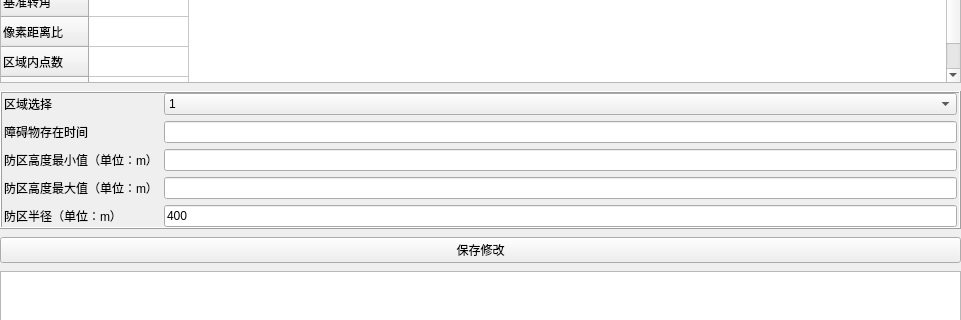
Before: the Qt Designer form src/qt-viewer/UI/src/setroi.ui in ljy-biubiu/ls_ws_ros2, drawn with Qt 5; both pictures show x 0 to 961 and y 202 to 522 of the 961 by 730 pixel window.
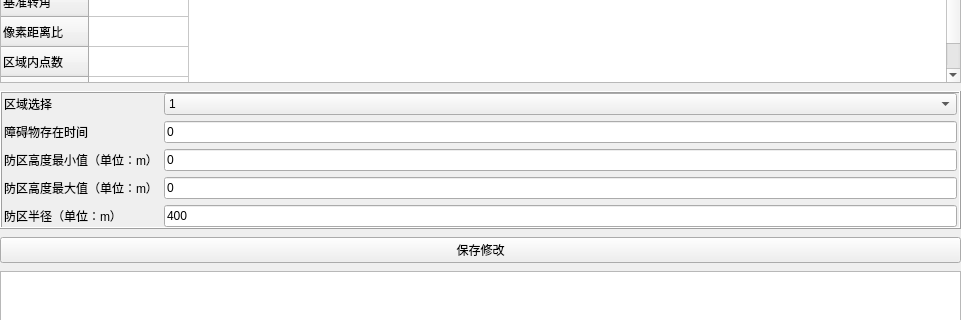
After: the same form once the commit is applied. Custom widgets are drawn as their Qt base class.

The edit to the form file:
```diff
--- a/src/qt-viewer/UI/src/setroi.ui
+++ b/src/qt-viewer/UI/src/setroi.ui
@@ -172,7 +172,11 @@
              </widget>
             </item>
             <item row="1" column="1">
-             <widget class="QLineEdit" name="lineEdit_times"/>
+             <widget class="QLineEdit" name="lineEdit_times">
+              <property name="text">
+               <string>0</string>
+              </property>
+             </widget>
             </item>
             <item row="2" column="0">
              <widget class="QLabel" name="label_3">
@@ -181,9 +185,6 @@
               </property>
              </widget>
             </item>
-            <item row="3" column="1">
-             <widget class="QLineEdit" name="lineEdit_Area_height_max"/>
-            </item>
             <item row="1" column="0">
              <widget class="QLabel" name="label_2">
               <property name="text">
@@ -191,9 +192,6 @@
               </property>
              </widget>
             </item>
-            <item row="2" column="1">
-             <widget class="QLineEdit" name="lineEdit_Area_height_min"/>
-            </item>
             <item row="4" column="1">
              <widget class="QLineEdit" name="lineEdit">
               <property name="text">
@@ -208,6 +206,20 @@
               </property>
              </widget>
             </item>
+            <item row="3" column="1">
+             <widget class="QLineEdit" name="lineEdit_max_Z">
+              <property name="text">
+               <string>0</string>
+              </property>
+             </widget>
+            </item>
+            <item row="2" column="1">
+             <widget class="QLineEdit" name="lineEdit_min_Z">
+              <property name="text">
+               <string>0</string>
+              </property>
+             </widget>
+            </item>
            </layout>
           </widget>
          </item>
```
Left out of the diff: 68 changed lines with no effect on the pictures.
